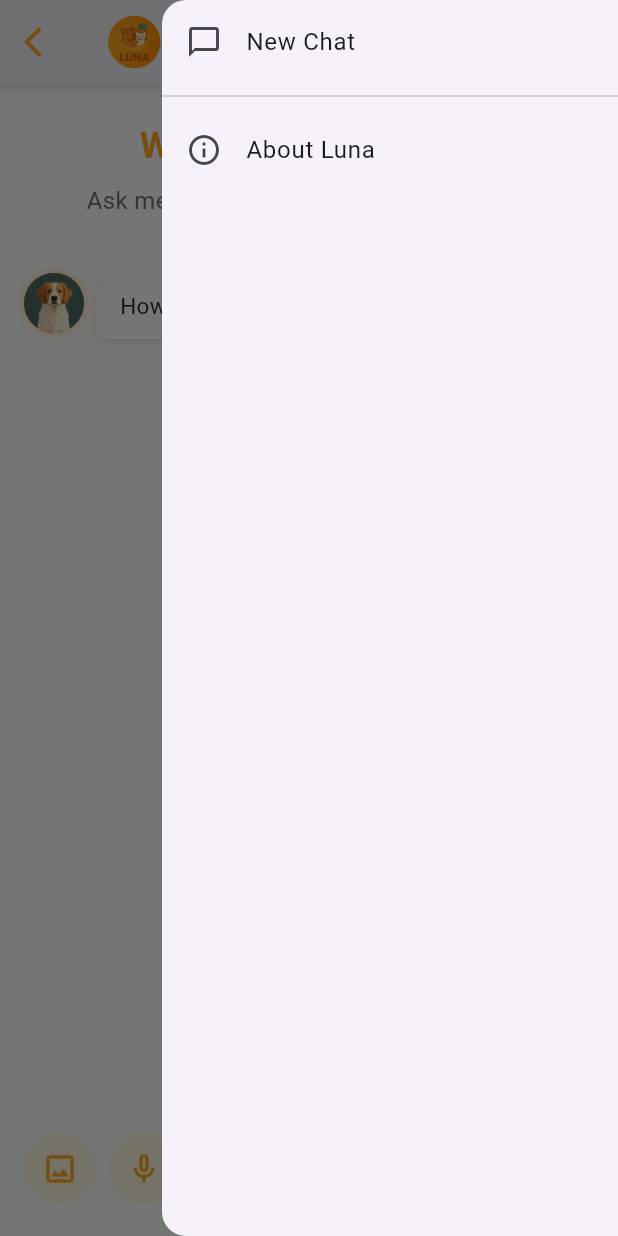
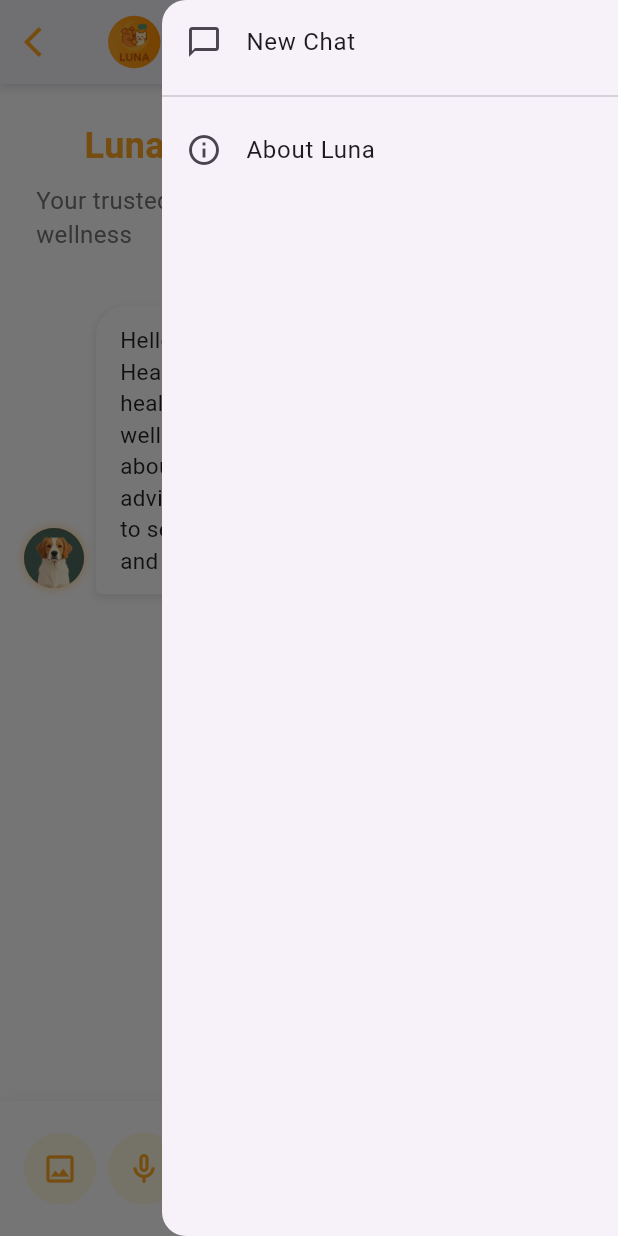
Before and after one commit to Taha170717/Al-Haiwan, a Flutter app: the ChatBotScreen screen opened directly, in the side drawer, after a tap on the "send" icon, on a phone screen of 412 x 824 dp. Run offline on Flutter 3.47's test engine with Material 3 defaults, Android fonts, the light colour scheme and no system bars; our stand-ins replace animated_text_kit, cached_network_image, cloud_firestore, file_picker, firebase_auth, firebase_core and 13 more; missing offline and left inert: mailer; accounts and stored records are empty; statements that could not run were skipped.

Commit message:
Chat Bot Work Done

```diff
--- a/lib/admin/views/adminside.dart
+++ b/lib/admin/views/adminside.dart
@@ -54,7 +54,7 @@ class _AdminScreenState extends State<AdminScreen> {
       appBar: AppBar(
         backgroundColor: Colors.white,
         title: const Text(
-          "Al-Haiwan Admin Panel",
+          "Al-Hewan Admin Panel",
           style: TextStyle(color: Color(0xFF199A8E), fontFamily: "bolditalic"),
         ),
         iconTheme: const IconThemeData(color: Color(0XFF199A8E)),
--- a/lib/luna_Chatbot/screens/chat_screen.dart
+++ b/lib/luna_Chatbot/screens/chat_screen.dart
@@ -75,7 +75,7 @@ class _ChatBotScreenState extends State<ChatBotScreen> {
     _currentSessionId = await _chatService.startNewSession();
     messages.clear();
 
-    const greeting = "How can I help you today? 🐶";
+    const greeting = "Hello! I'm Luna 🐶, your AI Animal Healthcare Assistant. I specialize in pet health, veterinary care, and animal wellness. I can help you with questions about your pet's symptoms, general care advice, nutrition, and when you might need to see a veterinarian. How can I help you and your furry friend today?";
     messages.add(Message(sender: 'Luna', text: greeting));
 
     await _chatService.saveMessage(_currentSessionId!, greeting, "bot");
@@ -180,7 +180,7 @@ class _ChatBotScreenState extends State<ChatBotScreen> {
     );
 
     try {
-      final reply = await GeminiService.generate(
+      final reply = await GroqService.generate(
         userText,
         base64Image: base64Image,
       );
@@ -243,7 +243,7 @@ class _ChatBotScreenState extends State<ChatBotScreen> {
             ),
             const SizedBox(width: 10),
             const Text(
-              'Luna AI Assistant',
+              'Luna - Animal Healthcare',
               style: TextStyle(
                 color: Color(0xFFFFA726),
                 fontWeight: FontWeight.w600,
@@ -272,7 +272,7 @@ class _ChatBotScreenState extends State<ChatBotScreen> {
                 child: Column(
                   children: [
                     const Text(
-                      'Welcome to Luna 🐶',
+                      'Luna 🐶 Animal Healthcare',
                       style: TextStyle(
                         color: Color(0xFFFFA726),
                         fontWeight: FontWeight.bold,
@@ -281,7 +281,7 @@ class _ChatBotScreenState extends State<ChatBotScreen> {
                     ),
                     const SizedBox(height: 8),
                     Text(
-                      'Ask me anything about your pet\'s health!',
+                      'Your trusted AI assistant for pet health & wellness',
                       style: TextStyle(
                         color: Colors.grey[600],
                         fontSize: 16,
@@ -317,15 +317,15 @@ class _ChatBotScreenState extends State<ChatBotScreen> {
                       itemCount: chatMessages.length,
                       itemBuilder: (ctx, i) {
                         final m = chatMessages[i];
+                              final messageId = docs[i]
+                                  .id; // Use Firestore document ID as unique identifier
                               return ChatBubble(
                                 message: m,
                                 onSpeak: m.sender == 'Luna'
-                                    ? () => _toggleSpeak(m.text, i.toString())
+                                    ? () => _toggleSpeak(m.text, messageId)
                                     : null,
                                 isSpeaking: _isSpeaking &&
-                                    _currentSpeakingMessageId == i.toString(),
-                                isCurrentlySpeaking: _isSpeaking &&
-                                    _currentSpeakingMessageId == i.toString(),
+                                    _currentSpeakingMessageId == messageId,
                               );
                             },
                           );
--- a/lib/luna_Chatbot/widgets/message_bubble.dart
+++ b/lib/luna_Chatbot/widgets/message_bubble.dart
@@ -5,14 +5,12 @@ class ChatBubble extends StatelessWidget {
   final Message message;
   final VoidCallback? onSpeak;
   final bool isSpeaking;
-  final bool isCurrentlySpeaking;
 
   const ChatBubble({
     super.key,
     required this.message,
     this.onSpeak,
     this.isSpeaking = false,
-    this.isCurrentlySpeaking = false,
   });
 
   @override
@@ -112,20 +110,13 @@ class ChatBubble extends StatelessWidget {
                           ),
                           child: IconButton(
                             icon: isSpeaking
-                                ? Icon(
-                                    isCurrentlySpeaking
-                                        ? Icons.stop_outlined
-                                        : Icons.play_arrow_outlined,
-                                    size: 20,
-                                    color: const Color(0xFFFFA726))
-                                : const Icon(Icons.volume_up_outlined,
-                                    size: 20, color: Color(0xFFFFA726)),
+                                ? const Icon(Icons.stop,
+                                    size: 22, color: Color(0xFFFFA726))
+                                : const Icon(Icons.volume_up,
+                                    size: 22, color: Color(0xFFFFA726)),
                             onPressed: onSpeak,
-                            tooltip: isSpeaking
-                                ? isCurrentlySpeaking
-                                    ? 'Stop speaking'
-                                    : 'Start speaking'
-                                : 'Listen to message',
+                            tooltip:
+                                isSpeaking ? 'Stop speaking' : 'Start speaking',
                             padding: const EdgeInsets.all(8),
                             constraints: const BoxConstraints(
                               minWidth: 36,
--- a/lib/luna_Chatbot/widgets/message_input.dart
+++ b/lib/luna_Chatbot/widgets/message_input.dart
@@ -25,6 +25,16 @@ class _MessageInputState extends State<MessageInput> {
   void initState() {
     super.initState();
     if (widget.initialText.isNotEmpty) _controller.text = widget.initialText;
+  }
+
+  @override
+  void didUpdateWidget(MessageInput oldWidget) {
+    super.didUpdateWidget(oldWidget);
+    // Update text field when speech-to-text provides new text
+    if (widget.initialText != oldWidget.initialText &&
+        widget.initialText.isNotEmpty) {
+      _controller.text = widget.initialText;
+    }
   }
 
   @override
@@ -73,5 +83,7 @@ class _MessageInputState extends State<MessageInput> {
     if (text.isEmpty) return;
     widget.onSend(text);
     _controller.clear();
+    // Remove focus to hide keyboard after sending
+    widget.focusNode?.unfocus();
   }
 }
```
Also changed, not shown: 3 other files. Lines whose indentation alone changed are shown as unchanged.
